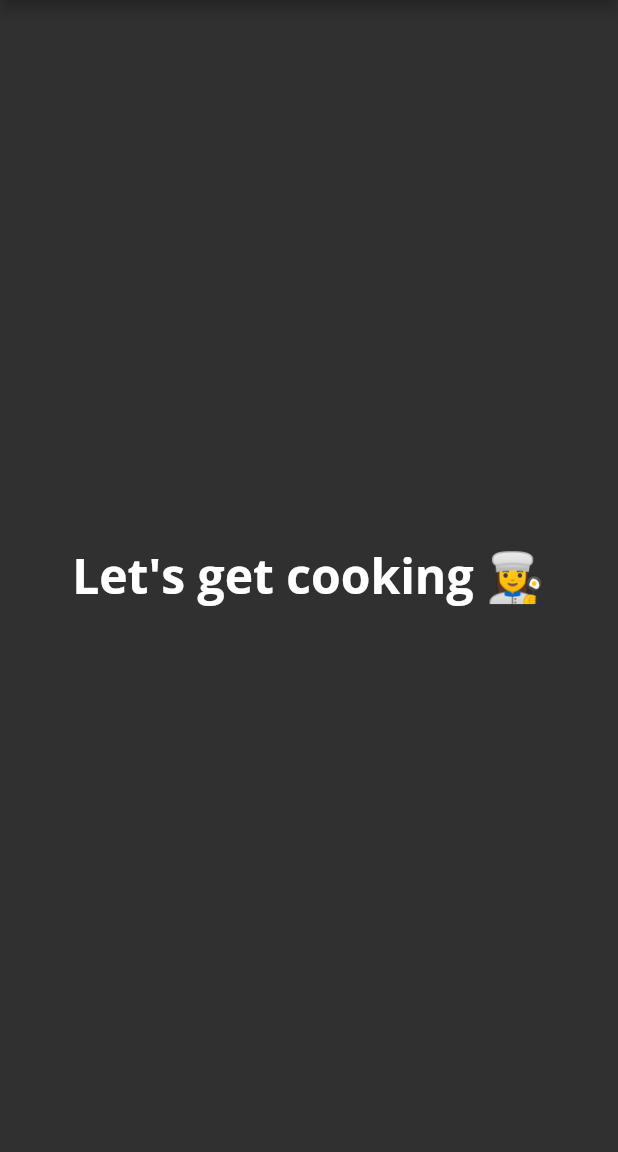
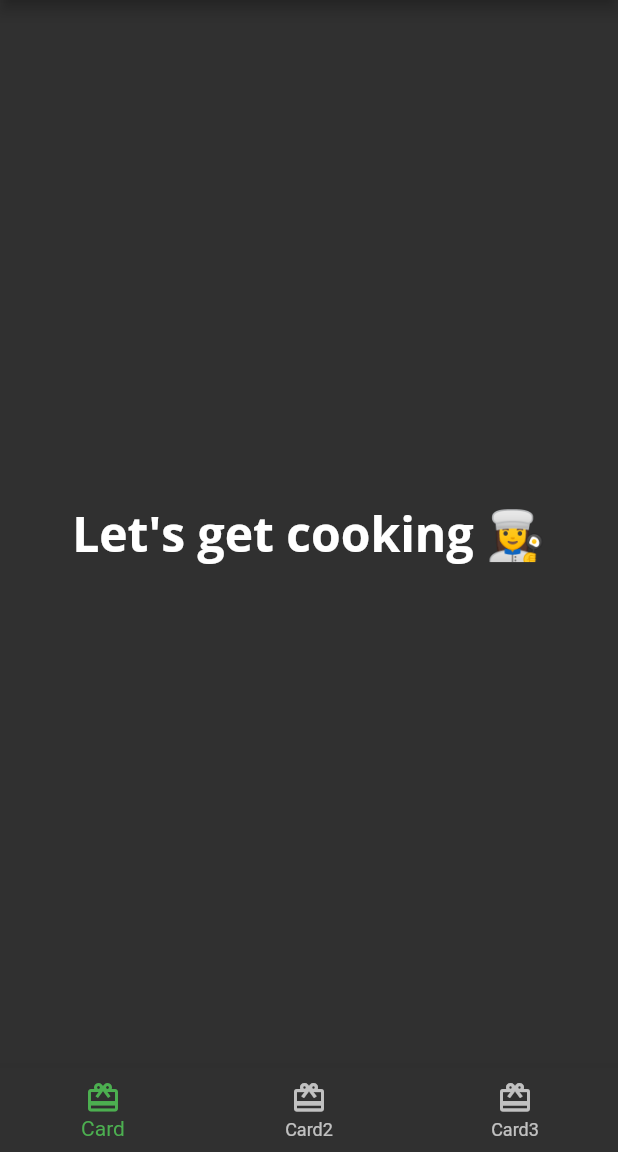
Before and after one commit to marianneleal/flutter-apprentice-03, a Flutter app: the screen it shows after launch, on a phone screen of 412 x 824 dp, the part 84-1236 px from its top. Run offline on Flutter 3.47's test engine with Material 2 defaults, Android fonts, the phone set to English and light mode, and no system bars; our stand-ins replace google_fonts.

Commit message:
added bottomNavigationBar to home

```diff
--- a/lib/home.dart
+++ b/lib/home.dart
@@ -1,3 +1,5 @@
+// ignore_for_file: lines_longer_than_80_chars
+
 import 'package:flutter/material.dart';
 
 // 1
@@ -28,7 +30,29 @@ class _HomeState extends State<Home> {
           child: Text('Let\'s get cooking 👩‍🍳',
               // 3
               style: Theme.of(context).textTheme.headline1)),
-      // TODO: Add bottom navigation bar
+      // 4
+      bottomNavigationBar: BottomNavigationBar(
+        // 5
+        selectedItemColor:
+          Theme.of(context).textSelectionTheme.selectionColor, //color when item is tapped
+        // TODO: Set selected tab bar
+        // 6
+        items: <BottomNavigationBarItem>[
+          const BottomNavigationBarItem(
+            icon: Icon(Icons.card_giftcard),
+            label: 'Card',
+          ),
+          const BottomNavigationBarItem(
+            icon: Icon(Icons.card_giftcard),
+            label: 'Card2',
+          ),
+          const BottomNavigationBarItem(
+            icon: Icon(Icons.card_giftcard),
+            label: 'Card3',
+          ),
+        ],
+      ),
+
     );
   }
 }
```
